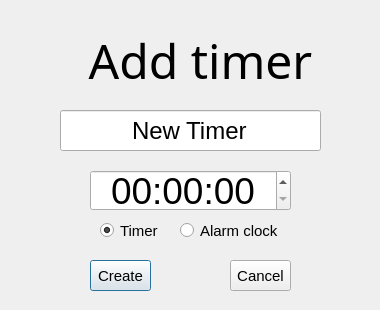
Old version of the form lab2/lab2-qt/addingtimer.ui in the repository Megarekrut65/OOP-labs.
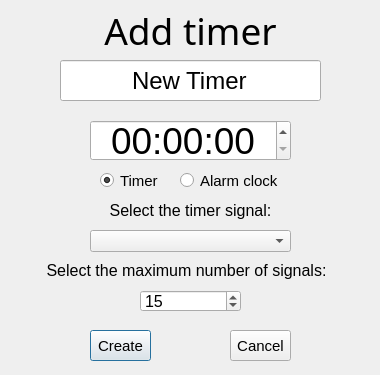
New version of the form.

Commit message: added the ability to change the timer signal and the number of signals

The edit to the form file:
```diff
--- a/lab2/lab2-qt/addingtimer.ui
+++ b/lab2/lab2-qt/addingtimer.ui
@@ -7,19 +7,19 @@
     <x>0</x>
     <y>0</y>
     <width>380</width>
-    <height>310</height>
+    <height>375</height>
    </rect>
   </property>
   <property name="minimumSize">
    <size>
     <width>380</width>
-    <height>310</height>
+    <height>375</height>
    </size>
   </property>
   <property name="maximumSize">
    <size>
     <width>380</width>
-    <height>310</height>
+    <height>375</height>
    </size>
   </property>
   <property name="windowTitle">
@@ -29,7 +29,7 @@
    <property name="geometry">
     <rect>
      <x>100</x>
-     <y>220</y>
+     <y>170</y>
      <width>82</width>
      <height>21</height>
     </rect>
@@ -56,7 +56,7 @@
    <property name="geometry">
     <rect>
      <x>90</x>
-     <y>260</y>
+     <y>330</y>
      <width>61</width>
      <height>31</height>
     </rect>
@@ -74,7 +74,7 @@
    <property name="geometry">
     <rect>
      <x>60</x>
-     <y>110</y>
+     <y>60</y>
      <width>261</width>
      <height>41</height>
     </rect>
@@ -95,7 +95,7 @@
    <property name="geometry">
     <rect>
      <x>180</x>
-     <y>220</y>
+     <y>170</y>
      <width>111</width>
      <height>21</height>
     </rect>
@@ -116,7 +116,7 @@
    <property name="geometry">
     <rect>
      <x>90</x>
-     <y>170</y>
+     <y>120</y>
      <width>201</width>
      <height>41</height>
     </rect>
@@ -146,16 +146,16 @@
    </property>
    <property name="geometry">
     <rect>
-     <x>50</x>
-     <y>30</y>
+     <x>40</x>
+     <y>10</y>
      <width>301</width>
-     <height>61</height>
+     <height>41</height>
     </rect>
    </property>
    <property name="font">
     <font>
      <family>MS Reference Sans Serif</family>
-     <pointsize>36</pointsize>
+     <pointsize>28</pointsize>
     </font>
    </property>
    <property name="text">
@@ -169,7 +169,7 @@
    <property name="geometry">
     <rect>
      <x>230</x>
-     <y>260</y>
+     <y>330</y>
      <width>61</width>
      <height>31</height>
     </rect>
@@ -183,6 +183,94 @@
     <string>Cancel</string>
    </property>
   </widget>
+  <widget class="QComboBox" name="seletcSound">
+   <property name="geometry">
+    <rect>
+     <x>90</x>
+     <y>230</y>
+     <width>201</width>
+     <height>22</height>
+    </rect>
+   </property>
+   <property name="cursor">
+    <cursorShape>PointingHandCursor</cursorShape>
+   </property>
+   <property name="currentText">
+    <string/>
+   </property>
+  </widget>
+  <widget class="QLabel" name="lblSelectSound">
+   <property name="geometry">
+    <rect>
+     <x>90</x>
+     <y>200</y>
+     <width>201</width>
+     <height>21</height>
+    </rect>
+   </property>
+   <property name="font">
+    <font>
+     <pointsize>12</pointsize>
+    </font>
+   </property>
+   <property name="text">
+    <string>Select the timer signal:</string>
+   </property>
+   <property name="alignment">
+    <set>Qt::AlignCenter</set>
+   </property>
+  </widget>
+  <widget class="QLabel" name="lblNumber">
+   <property name="geometry">
+    <rect>
+     <x>26</x>
+     <y>260</y>
+     <width>321</width>
+     <height>20</height>
+    </rect>
+   </property>
+   <property name="font">
+    <font>
+     <pointsize>12</pointsize>
+    </font>
+   </property>
+   <property name="text">
+    <string>Select the maximum number of signals:</string>
+   </property>
+   <property name="alignment">
+    <set>Qt::AlignCenter</set>
+   </property>
+  </widget>
+  <widget class="QSpinBox" name="spinBoxNumber">
+   <property name="geometry">
+    <rect>
+     <x>140</x>
+     <y>290</y>
+     <width>101</width>
+     <height>22</height>
+    </rect>
+   </property>
+   <property name="font">
+    <font>
+     <pointsize>12</pointsize>
+    </font>
+   </property>
+   <property name="cursor">
+    <cursorShape>PointingHandCursor</cursorShape>
+   </property>
+   <property name="alignment">
+    <set>Qt::AlignLeading|Qt::AlignLeft|Qt::AlignVCenter</set>
+   </property>
+   <property name="minimum">
+    <number>1</number>
+   </property>
+   <property name="maximum">
+    <number>100</number>
+   </property>
+   <property name="value">
+    <number>15</number>
+   </property>
+  </widget>
  </widget>
  <resources/>
  <connections/>
```
Left out of the diff: 6 changed lines with no effect on the pictures. The commit also changes 24 other files.
